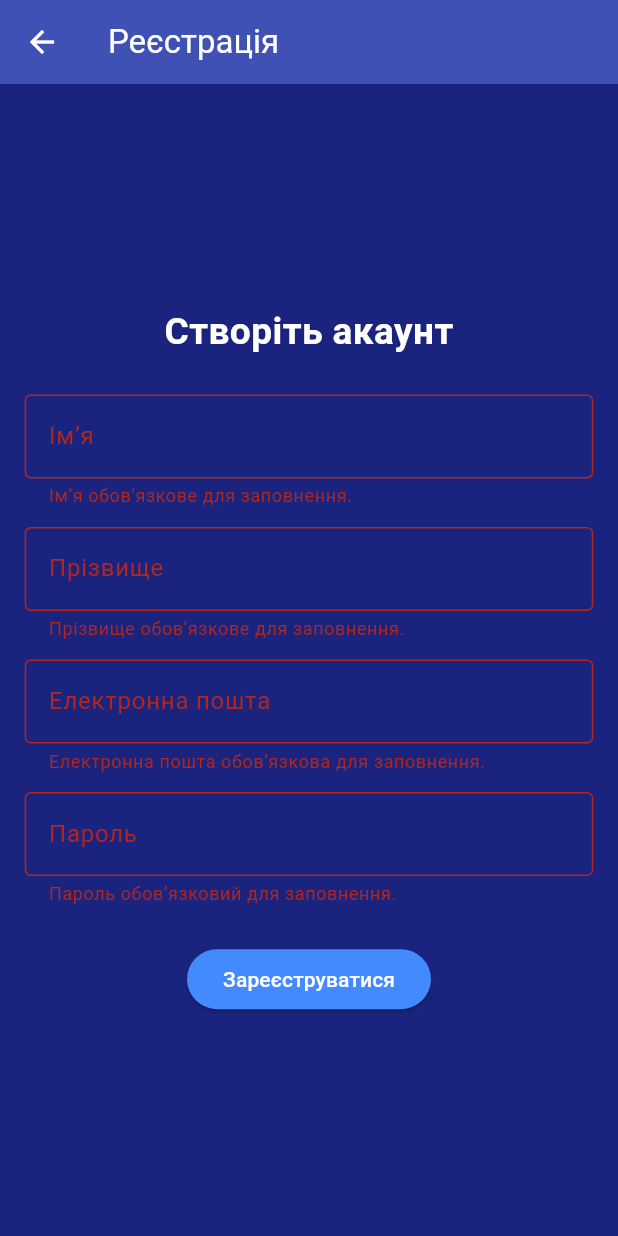
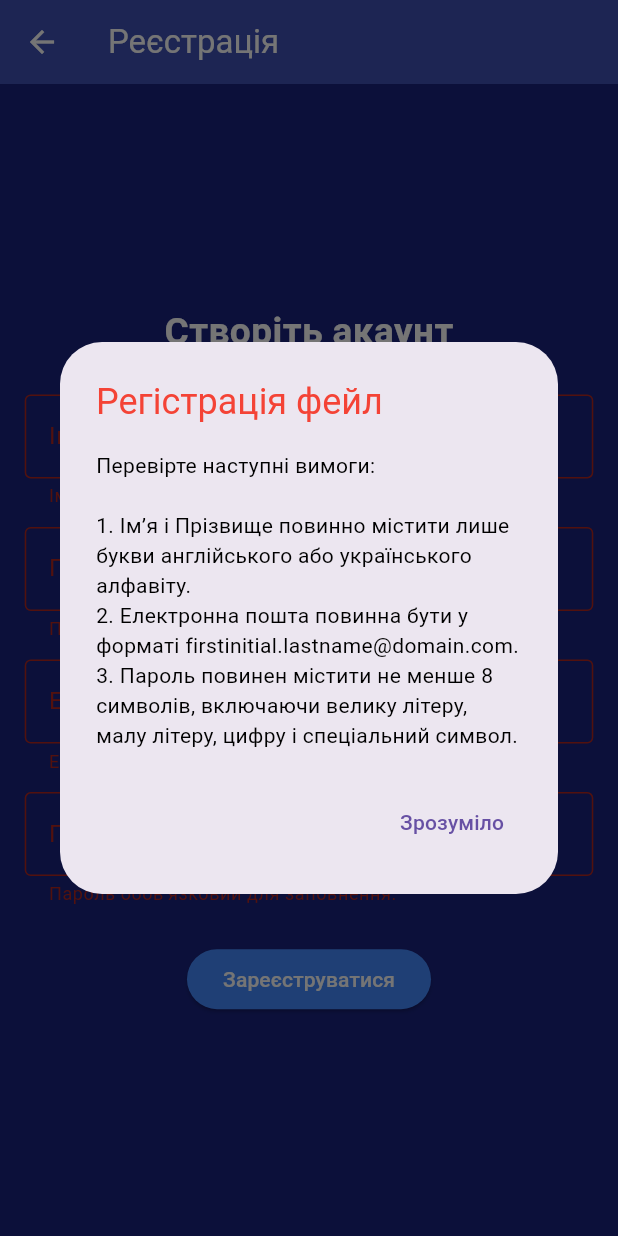
Before and after one commit to vitalii615/flutter_lab1, a Flutter app: the RegistrationScreen screen opened directly, after a tap on "Зареєструватися", on a phone screen of 412 x 824 dp. Run offline on Flutter 3.47's test engine with Material 3 defaults, Android fonts, the phone set to English and light mode, and no system bars.

Commit message:
add alert dialog to registration_screen

```diff
--- a/lib/screens/registration_screen.dart
+++ b/lib/screens/registration_screen.dart
@@ -61,15 +61,50 @@ class _RegistrationScreenState extends State<RegistrationScreen> {
               CustomButton(
                 text: 'Зареєструватися',
                 onPressed: () {
-                  if (_formKey.currentState?.validate() == true) {
-                    Navigator.pop(context); // Повернення до екрану логіну
-                  }
+                  _submitForm();
                 },
               ),
             ],
           ),
         ),
       ),
+    );
+  }
+
+  void _submitForm() {
+    if (_formKey.currentState?.validate() == true) {
+      Navigator.pop(context); // Повернення до екрану логіну
+    } else {
+      _showDialog();
+    }
+  }
+
+  void _showDialog() {
+    showDialog(
+      context: context,
+      builder: (context) {
+        return AlertDialog(
+          title: const Text(
+            'Регістрація фейл',
+            style: TextStyle(color: Colors.red),
+          ),
+          content: const Text(
+            'Перевірте наступні вимоги:\n\n'
+            '1. Ім’я і Прізвище повинно містити лише букви англійського або українського алфавіту.\n'
+            '2. Електронна пошта повинна бути у форматі firstinitial.lastname@domain.com.\n'
+            '3. Пароль повинен містити не менше 8 символів, включаючи велику літеру, малу літеру, цифру і спеціальний символ.',
+            style: TextStyle(color: Colors.black),
+          ),
+          actions: [
+            TextButton(
+              onPressed: () {
+                Navigator.pop(context);
+              },
+              child: const Text('Зрозуміло'),
+            ),
+          ],
+        );
+      },
     );
   }
 
```
